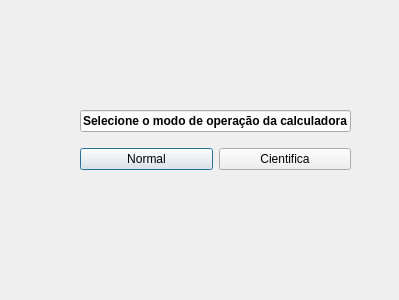
Before: the Qt Designer form src/inicial.ui in Jujupedro5052005/CalculadoraPython, drawn with Qt 5.
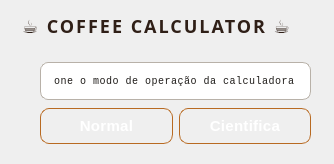
After: the same form once the commit is applied.

Patch:
```diff
--- a/src/inicial.ui
+++ b/src/inicial.ui
@@ -6,20 +6,30 @@
    <rect>
     <x>0</x>
     <y>0</y>
-    <width>399</width>
-    <height>300</height>
+    <width>334</width>
+    <height>164</height>
    </rect>
   </property>
   <property name="windowTitle">
    <string>Dialog</string>
   </property>
+  <property name="styleSheet">
+   <string notr="true">QWidget {
+    background-color: qlineargradient(
+        x1: 0, y1: 0,
+        x2: 0, y2: 1,
+        stop: 0 #f3e7d3,   /* milk foam */
+        stop: 1 #d9c3a5    /* latte base */
+    );
+}</string>
+  </property>
   <widget class="QWidget" name="verticalLayoutWidget">
    <property name="geometry">
     <rect>
-     <x>80</x>
-     <y>100</y>
+     <x>40</x>
+     <y>60</y>
      <width>271</width>
-     <height>81</height>
+     <height>86</height>
     </rect>
    </property>
    <layout class="QVBoxLayout" name="verticalLayout">
@@ -27,13 +37,42 @@
      <widget class="QLineEdit" name="lineEdit">
       <property name="font">
        <font>
-        <weight>75</weight>
-        <bold>true</bold>
+        <family>Consolas</family>
+        <pointsize>-1</pointsize>
+        <weight>56</weight>
+        <bold>false</bold>
        </font>
       </property>
       <property name="layoutDirection">
        <enum>Qt::LeftToRight</enum>
       </property>
+      <property name="styleSheet">
+       <string notr="true">QLineEdit {
+
+    background-color: qlineargradient(
+        x1: 0, y1: 0,
+        x2: 0, y2: 1,
+        stop: 0 #e6e2dc,   /* warm light gray */
+        stop: 1 #d2ccc4    /* slightly deeper warm gray */
+    );
+
+    color: #1e1b18;      /* dark warm charcoal */
+
+    border: 1px solid #b8b1a8;
+
+    border-radius: 8px;
+
+    padding: 10px 12px;
+
+    font-family: &quot;Consolas&quot;;
+    font-size: 10px;
+    font-weight: 450;
+
+    letter-spacing: 0.5px;
+
+    qproperty-alignment: 'AlignRight | AlignVCenter';
+}</string>
+      </property>
       <property name="text">
        <string>Selecione o modo de operação da calculadora</string>
       </property>
@@ -46,6 +85,52 @@
      <layout class="QHBoxLayout" name="horizontalLayout">
       <item>
        <widget class="QPushButton" name="pushButtonNormal">
+        <property name="styleSheet">
+         <string notr="true">QPushButton {
+
+    background-color: qlineargradient(
+        x1: 0, y1: 0,
+        x2: 0, y2: 1,
+        stop: 0 #d07a2f,   /* warm orange highlight */
+        stop: 1 #9b4f16    /* deep burnt orange */
+    );
+
+    color: #ffffff;
+
+    border: 1px solid #b86a22;
+
+    border-radius: 9px;
+
+    padding: 8px 14px;
+
+    font-family: &quot;Segoe UI Variable&quot;, &quot;Segoe UI&quot;;
+    font-size: 15px;
+    font-weight: 600;
+    letter-spacing: 0.3px;
+}
+
+QPushButton:hover {
+
+    background-color: qlineargradient(
+        x1: 0, y1: 0,
+        x2: 0, y2: 1,
+        stop: 0 #e0893a,
+        stop: 1 #a8561a
+    );
+
+    border: 1px solid #cc7a2a;
+}
+
+QPushButton:pressed {
+
+    background-color: #7f3e10;
+
+    border: 1px solid #f0a24a;
+
+    padding-top: 9px;
+    padding-left: 15px;
+}</string>
+        </property>
         <property name="text">
          <string>Normal</string>
         </property>
@@ -53,6 +138,52 @@
       </item>
       <item>
        <widget class="QPushButton" name="pushButtonCientifica">
+        <property name="styleSheet">
+         <string notr="true">QPushButton {
+
+    background-color: qlineargradient(
+        x1: 0, y1: 0,
+        x2: 0, y2: 1,
+        stop: 0 #d07a2f,   /* warm orange highlight */
+        stop: 1 #9b4f16    /* deep burnt orange */
+    );
+
+    color: #ffffff;
+
+    border: 1px solid #b86a22;
+
+    border-radius: 9px;
+
+    padding: 8px 14px;
+
+    font-family: &quot;Segoe UI Variable&quot;, &quot;Segoe UI&quot;;
+    font-size: 15px;
+    font-weight: 600;
+    letter-spacing: 0.3px;
+}
+
+QPushButton:hover {
+
+    background-color: qlineargradient(
+        x1: 0, y1: 0,
+        x2: 0, y2: 1,
+        stop: 0 #e0893a,
+        stop: 1 #a8561a
+    );
+
+    border: 1px solid #cc7a2a;
+}
+
+QPushButton:pressed {
+
+    background-color: #7f3e10;
+
+    border: 1px solid #f0a24a;
+
+    padding-top: 9px;
+    padding-left: 15px;
+}</string>
+        </property>
         <property name="text">
          <string>Cientifica</string>
         </property>
@@ -62,6 +193,53 @@
     </item>
    </layout>
   </widget>
+  <widget class="QLineEdit" name="lineTextTitle_2">
+   <property name="geometry">
+    <rect>
+     <x>20</x>
+     <y>10</y>
+     <width>301</width>
+     <height>31</height>
+    </rect>
+   </property>
+   <property name="font">
+    <font>
+     <family>Montserrat</family>
+     <pointsize>-1</pointsize>
+     <weight>88</weight>
+     <bold>true</bold>
+    </font>
+   </property>
+   <property name="layoutDirection">
+    <enum>Qt::LeftToRight</enum>
+   </property>
+   <property name="styleSheet">
+    <string notr="true">QLineEdit {
+
+    background-color: transparent;
+
+    color: #2f1f17;   /* dark coffee text */
+
+    border: none;
+
+    padding: 4px 0px;
+
+    font-family: &quot;Montserrat&quot;, &quot;Segoe UI Variable&quot;, &quot;Segoe UI&quot;;
+    font-size: 18px;
+    font-weight: 700;
+
+    letter-spacing: 2px;
+
+    qproperty-alignment: 'AlignCenter';
+}</string>
+   </property>
+   <property name="text">
+    <string>☕ COFFEE CALCULATOR ☕</string>
+   </property>
+   <property name="readOnly">
+    <bool>false</bool>
+   </property>
+  </widget>
  </widget>
  <resources/>
  <connections/>
```
